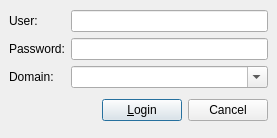
First picture: the form in trunk/maestro/gui/LoginDialogBase.ui, repository patrickhartling/maestro, before the edit.
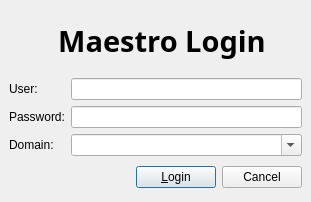
Second picture: the form after the edit. Icons and pictures are not drawn.

Commit message: - Adding a lock image to the maestro login dialog.

```diff
--- a/trunk/maestro/gui/LoginDialogBase.ui
+++ b/trunk/maestro/gui/LoginDialogBase.ui
@@ -8,8 +8,8 @@
    <rect>
     <x>0</x>
     <y>0</y>
-    <width>277</width>
-    <height>138</height>
+    <width>311</width>
+    <height>202</height>
    </rect>
   </property>
   <property name="windowTitle" >
@@ -28,6 +28,53 @@
    <property name="spacing" >
     <number>6</number>
    </property>
+   <item>
+    <layout class="QHBoxLayout" >
+     <property name="margin" >
+      <number>0</number>
+     </property>
+     <property name="spacing" >
+      <number>6</number>
+     </property>
+     <item>
+      <widget class="QLabel" name="mLockLbl" >
+       <property name="text" >
+        <string/>
+       </property>
+       <property name="pixmap" >
+        <pixmap resource="MaestroResource.qrc" >:/Maestro/images/lock.png</pixmap>
+       </property>
+      </widget>
+     </item>
+     <item>
+      <widget class="QLabel" name="mLoginLbl" >
+       <property name="sizePolicy" >
+        <sizepolicy>
+         <hsizetype>7</hsizetype>
+         <vsizetype>5</vsizetype>
+         <horstretch>0</horstretch>
+         <verstretch>0</verstretch>
+        </sizepolicy>
+       </property>
+       <property name="font" >
+        <font>
+         <family>Sans Serif</family>
+         <pointsize>22</pointsize>
+         <weight>75</weight>
+         <italic>false</italic>
+         <bold>true</bold>
+        </font>
+       </property>
+       <property name="text" >
+        <string>Maestro Login</string>
+       </property>
+       <property name="alignment" >
+        <set>Qt::AlignCenter</set>
+       </property>
+      </widget>
+     </item>
+    </layout>
+   </item>
    <item>
     <layout class="QGridLayout" >
      <property name="margin" >
```
Left out of the diff: 4 changed lines with no effect on the pictures. The commit also changes 4 other files.
